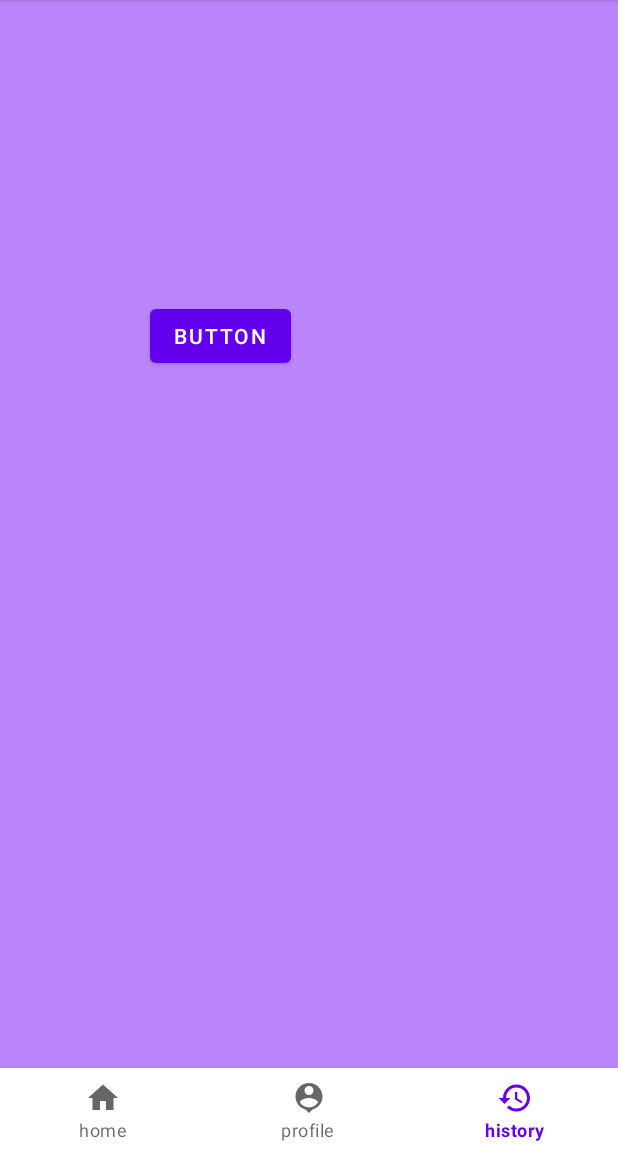
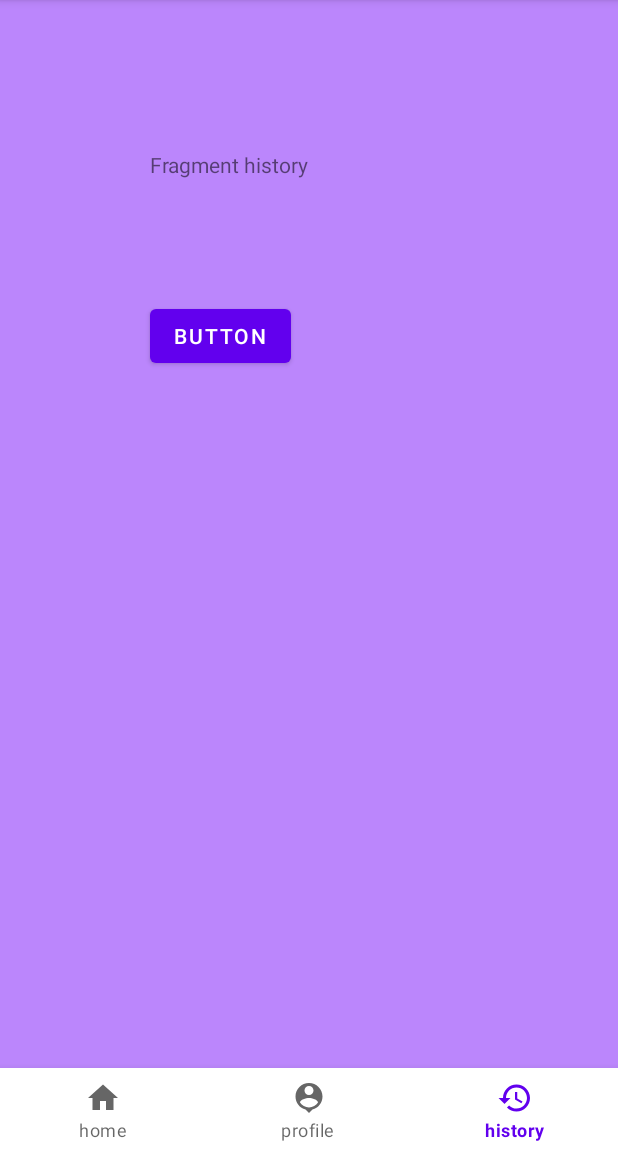
Before and after one commit to lindapatarroyo/proyecto1, an Android app: the screen it shows after launch (MainActivity), item 3 of the bottom bar chosen, on a phone screen of 412 x 824 dp, the part 84-1236 px from its top. Run offline under Robolectric (Android 15) with nearby library versions, the phone set to English and light mode, and no system bars.

Commit message:
se agrego texto en el fragment history Please enter the commit message for your changes. Lines starting

```diff
--- a/app/src/main/res/layout/fragment_history.xml
+++ b/app/src/main/res/layout/fragment_history.xml
@@ -14,4 +14,12 @@
         android:text="Button"
         android:layout_marginTop="200dp"
         android:layout_marginLeft="100dp"/>
+
+    <TextView
+        android:id="@+id/textView3"
+        android:layout_width="wrap_content"
+        android:layout_height="wrap_content"
+        android:text="Fragment history"
+        android:layout_marginTop="100dp"
+        android:layout_marginHorizontal="100dp"/>
 </FrameLayout>
```
